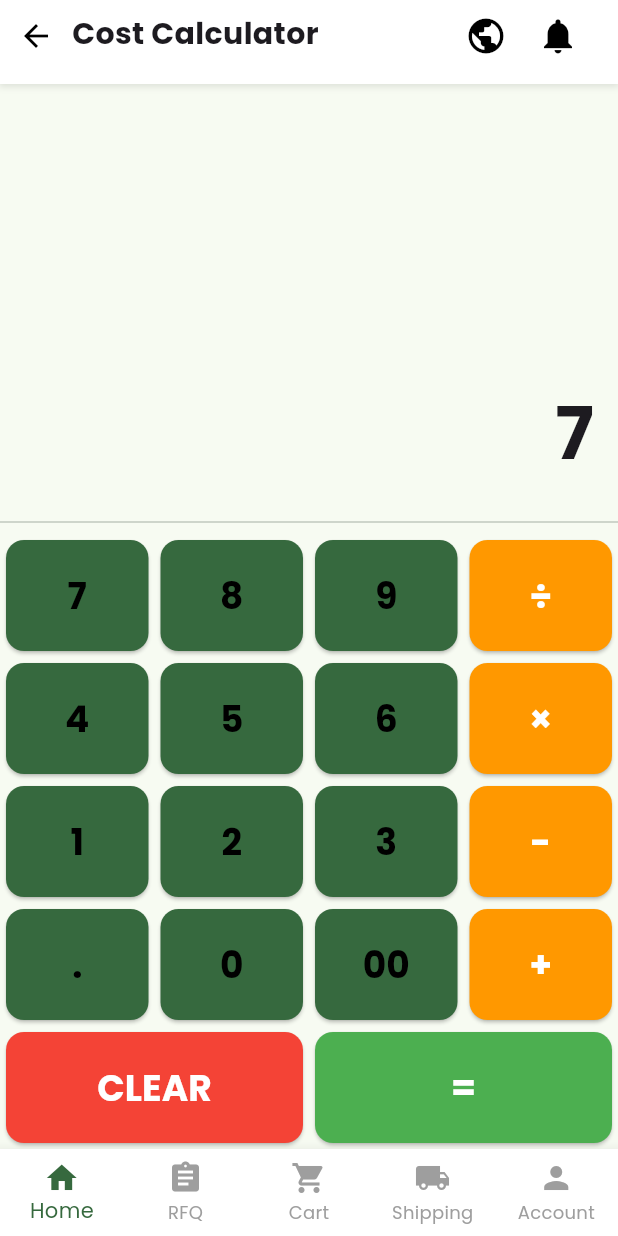
After one commit to Arifmehdi/phenexso_flutter_hubli, a Flutter app: the CostCalculatorScreen screen opened by its route, after a tap on an icon or button, on a phone screen of 412 x 824 dp. The commit adds this screen. Run offline on Flutter 3.47's test engine with Material 3 defaults, Android fonts, the phone set to English and light mode, and no system bars; our stand-ins replace cached_network_image, flutter_html, google_fonts, share_plus, shared_preferences; accounts and stored records are empty; network calls fail.

Commit message:
cost calculator and order tracking done

```diff
--- a/lib/main.dart
+++ b/lib/main.dart
@@ -25,7 +25,9 @@ import 'package:hubli/providers/category_provider.dart';
 import 'package:hubli/screens/all_categories_screen.dart';
 import 'package:hubli/screens/category_products_screen.dart';
 import 'package:hubli/providers/wishlist_provider.dart';
-import 'package:hubli/screens/wishlist_screen.dart'; // Add this import // Add this import
+import 'package:hubli/screens/wishlist_screen.dart'; // Add this import
+import 'package:hubli/screens/cost_calculator_screen.dart'; // Add this import
+import 'package:hubli/screens/order_tracking_screen.dart'; // Add this import // Add this import
 
 void main() {
   runApp(
@@ -125,6 +127,10 @@ class MyApp extends StatelessWidget {
             return MaterialPageRoute(builder: (context) => const AllCategoriesScreen());
           case '/wishlist': // Add WishlistScreen route
             return MaterialPageRoute(builder: (context) => const WishlistScreen());
+          case '/cost-calculator': // Add CostCalculatorScreen route
+            return MaterialPageRoute(builder: (context) => const CostCalculatorScreen());
+          case '/order-tracking': // Add OrderTrackingScreen route
+            return MaterialPageRoute(builder: (context) => const OrderTrackingScreen());
           default:
             return MaterialPageRoute(builder: (context) => Text('Error: Unknown route ${settings.name}'));
         }
--- /dev/null
+++ b/lib/screens/cost_calculator_screen.dart
@@ -0,0 +1,271 @@
+import 'package:flutter/material.dart';
+import 'package:provider/provider.dart';
+import 'package:hubli/widgets/custom_app_bar.dart';
+import 'package:hubli/providers/auth_provider.dart';
+import 'package:hubli/providers/cart_provider.dart';
+
+class CostCalculatorScreen extends StatefulWidget {
+  static const routeName = '/cost-calculator';
+
+  const CostCalculatorScreen({super.key});
+
+  @override
+  State<CostCalculatorScreen> createState() => _CostCalculatorScreenState();
+}
+
+class _CostCalculatorScreenState extends State<CostCalculatorScreen> {
+  // Removed _searchController and _onSearch as search bar is removed
+  String _output = "0";
+  String _num1 = "";
+  String _num2 = "";
+  String _operand = "";
+  bool _clearOnNextInput = false;
+
+  @override
+  void dispose() {
+    // _searchController.dispose(); // Removed as _searchController is removed
+    super.dispose();
+  }
+
+  // Removed _onSearch method as search bar is removed
+
+
+  void _buttonPressed(String buttonText) {
+    if (buttonText == "CLEAR") {
+      _output = "0";
+      _num1 = "";
+      _num2 = "";
+      _operand = "";
+      _clearOnNextInput = false;
+    } else if (buttonText == "+" || buttonText == "-" || buttonText == "×" || buttonText == "÷") {
+      if (_num1.isEmpty) _num1 = _output; // If no num1, use current output
+      _operand = buttonText;
+      _clearOnNextInput = true;
+    } else if (buttonText == ".") {
+      if (_clearOnNextInput) {
+        _output = "0.";
+        _clearOnNextInput = false;
+      } else if (!_output.contains(".")) {
+        _output = _output + buttonText;
+      }
+    } else if (buttonText == "=") {
+      if (_num1.isEmpty || _operand.isEmpty || _clearOnNextInput) return; // Not enough info to calculate
+
+      _num2 = _output;
+      double n1 = double.parse(_num1);
+      double n2 = double.parse(_num2);
+
+      if (_operand == "+") {
+        _output = (n1 + n2).toString();
+      }
+      if (_operand == "-") {
+        _output = (n1 - n2).toString();
+      }
+      if (_operand == "×") {
+        _output = (n1 * n2).toString();
+      }
+      if (_operand == "÷") {
+        _output = (n1 / n2).toString();
+      }
+
+      _num1 = _output; // Result becomes the new num1
+      _num2 = "";
+      _operand = "";
+      _clearOnNextInput = true; // Clear output for next number input
+    } else {
+      if (_clearOnNextInput) {
+        _output = buttonText;
+        _clearOnNextInput = false;
+      } else {
+        _output = (_output == "0") ? buttonText : _output + buttonText;
+      }
+    }
+
+    setState(() {});
+  }
+
+  Widget _buildButton(String buttonText, {Color? buttonColor, Color? textColor}) {
+    return Expanded(
+      child: Container(
+        margin: const EdgeInsets.all(4.0),
+        child: ElevatedButton(
+          style: ElevatedButton.styleFrom(
+            backgroundColor: buttonColor ?? Theme.of(context).buttonTheme.colorScheme?.primary ?? Colors.grey[200],
+            foregroundColor: textColor ?? Colors.black,
+            padding: const EdgeInsets.all(20.0),
+            shape: RoundedRectangleBorder(borderRadius: BorderRadius.circular(12.0)),
+          ),
+          onPressed: () => _buttonPressed(buttonText),
+          child: Text(
+            buttonText,
+            style: const TextStyle(fontSize: 24.0, fontWeight: FontWeight.bold),
+          ),
+        ),
+      ),
+    );
+  }
+
+  @override
+  Widget build(BuildContext context) {
+    int _selectedIndex = 0; // Default to Home for bottom nav consistency
+
+    void _onItemTapped(int index) {
+      if (index == _selectedIndex) {
+        return;
+      }
+      setState(() {
+        _selectedIndex = index;
+      });
+
+      switch (index) {
+        case 0:
+          Navigator.of(context).popUntil((route) => route.isFirst);
+          break;
+        case 1:
+          ScaffoldMessenger.of(context).showSnackBar(
+            const SnackBar(content: Text('RFQ Screen (Not Implemented)')),
+          );
+          break;
+        case 2:
+          Navigator.of(context).pushNamed('/cart');
+          break;
+        case 3:
+          Navigator.of(context).pushNamed('/shipping-address');
+          break;
+        case 4:
+          final authProvider = Provider.of<AuthProvider>(context, listen: false);
+          if (authProvider.isAuthenticated) {
+            Navigator.of(context).pushNamed('/account');
+          } else {
+            Navigator.of(context).pushNamed('/login');
+          }
+          break;
+      }
+    }
+
+    return Scaffold(
+      appBar: CustomAppBar(
+        title: 'Cost Calculator',
+        showBackButton: true,
+        showSearchBar: false, // Hide search bar
+      ),
+      body: Column(
+        children: <Widget>[
+          Expanded(
+            child: Container(
+              padding: const EdgeInsets.all(16.0),
+              alignment: Alignment.bottomRight,
+              child: Text(
+                _output,
+                style: const TextStyle(fontSize: 48.0, fontWeight: FontWeight.bold),
+              ),
+            ),
+          ),
+          const Divider(),
+          Column(
+            children: [
+              Row(
+                children: [
+                  _buildButton("7"),
+                  _buildButton("8"),
+                  _buildButton("9"),
+                  _buildButton("÷", buttonColor: Colors.orange, textColor: Colors.white),
+                ],
+              ),
+              Row(
+                children: [
+                  _buildButton("4"),
+                  _buildButton("5"),
+                  _buildButton("6"),
+                  _buildButton("×", buttonColor: Colors.orange, textColor: Colors.white),
+                ],
+              ),
+              Row(
+                children: [
+                  _buildButton("1"),
+                  _buildButton("2"),
+                  _buildButton("3"),
+                  _buildButton("-", buttonColor: Colors.orange, textColor: Colors.white),
+                ],
+              ),
+              Row(
+                children: [
+                  _buildButton("."),
+                  _buildButton("0"),
+                  _buildButton("00"), // Added 00 for convenience
+                  _buildButton("+", buttonColor: Colors.orange, textColor: Colors.white),
+                ],
+              ),
+              Row(
+                children: [
+                  _buildButton("CLEAR", buttonColor: Colors.red, textColor: Colors.white),
+                  _buildButton("=", buttonColor: Colors.green, textColor: Colors.white),
+                ],
+              ),
+            ],
+          )
+        ],
+      ),
+      bottomNavigationBar: BottomNavigationBar(
+        backgroundColor: Colors.white,
+        items: <BottomNavigationBarItem>[
+          const BottomNavigationBarItem(
+            icon: Icon(Icons.home),
+            label: 'Home',
+          ),
+          const BottomNavigationBarItem(
+            icon: Icon(Icons.assignment), // RFQ
+            label: 'RFQ',
+          ),
+          BottomNavigationBarItem(
+            icon: Consumer<CartProvider>(
+              builder: (context, cart, child) => Stack(
+                children: [
+                  const Icon(Icons.shopping_cart),
+                  if (cart.itemCount > 0)
+                    Positioned(
+                      right: 0,
+                      top: 0,
+                      child: Container(
+                        padding: const EdgeInsets.all(2),
+                        decoration: BoxDecoration(
+                          color: Colors.red,
+                          borderRadius: BorderRadius.circular(10),
+                        ),
+                        constraints: const BoxConstraints(
+                          minWidth: 16,
+                          minHeight: 16,
+                        ),
+                        child: Text(
+                          cart.itemCount.toString(),
+                          style: const TextStyle(
+                            color: Colors.white,
+                            fontSize: 10,
+                          ),
+                          textAlign: TextAlign.center,
+                        ),
+                      ),
+                    ),
+                ],
+              ),
+            ),
+            label: 'Cart',
+          ),
+          const BottomNavigationBarItem(
+            icon: Icon(Icons.local_shipping), // Shipping
+            label: 'Shipping',
+          ),
+          const BottomNavigationBarItem(
+            icon: Icon(Icons.person), // Account
+            label: 'Account',
+          ),
+        ],
+        currentIndex: _selectedIndex, // Will always be 0 here as per logic above
+        selectedItemColor: Theme.of(context).primaryColor,
+        unselectedItemColor: Colors.grey,
+        onTap: _onItemTapped,
+        type: BottomNavigationBarType.fixed, // Ensure all items are visible
+      ),
+    );
+  }
+}
--- a/lib/screens/product_list_screen.dart
+++ b/lib/screens/product_list_screen.dart
@@ -40,8 +40,8 @@ class _ProductListScreenState extends State<ProductListScreen> {
     return [
       {'title': 'All Category', 'icon': Icons.category, 'onTap': () => Navigator.of(context).pushNamed('/all-categories')},
       {'title': 'RFQ', 'icon': Icons.assignment, 'onTap': () => print('RFQ tapped')},
-      {'title': 'Ship For Me', 'icon': Icons.local_shipping, 'onTap': () => print('Ship For Me tapped')},
-      {'title': 'Cost Calculator', 'icon': Icons.calculate, 'onTap': () => print('Cost Calculator tapped')},
+      {'title': 'Order Tracking', 'icon': Icons.track_changes, 'onTap': () => Navigator.of(context).pushNamed('/order-tracking')},
+      {'title': 'Cost Calculator', 'icon': Icons.calculate, 'onTap': () => Navigator.of(context).pushNamed('/cost-calculator')},
       {'title': 'Wishlist', 'icon': Icons.favorite_border, 'onTap': () => Navigator.of(context).pushNamed('/wishlist')},
     ];
   }
--- a/lib/widgets/custom_app_bar.dart
+++ b/lib/widgets/custom_app_bar.dart
@@ -1,23 +1,25 @@
 import 'package:flutter/material.dart';
 
 class CustomAppBar extends StatelessWidget implements PreferredSizeWidget {
-  final TextEditingController searchController;
-  final VoidCallback onSearch;
+  final TextEditingController? searchController;
+  final VoidCallback? onSearch;
   final String? title;
   final bool showBackButton; // New parameter
   final VoidCallback? onBackButtonPressed; // New parameter
+  final bool showSearchBar; // New parameter
 
   const CustomAppBar({
     super.key,
-    required this.searchController,
-    required this.onSearch,
+    this.searchController, // No longer required
+    this.onSearch, // No longer required
     this.title,
     this.showBackButton = false, // Default to false
     this.onBackButtonPressed,
+    this.showSearchBar = true, // Default to true
   });
 
   @override
-  Size get preferredSize => const Size.fromHeight(kToolbarHeight * 2);
+  Size get preferredSize => showSearchBar ? const Size.fromHeight(kToolbarHeight * 2) : const Size.fromHeight(kToolbarHeight);
 
   @override
   Widget build(BuildContext context) {
@@ -91,22 +93,22 @@ class CustomAppBar extends StatelessWidget implements PreferredSizeWidget {
                   ),
                 ],
               ),
-              // Second row: Search bar
+              if (showSearchBar) // Conditionally render search bar
                 Padding(
-                padding: const EdgeInsets.symmetric(horizontal: 16.0, vertical: 5.0), // Changed from 10.0 to 16.0
+                  padding: const EdgeInsets.symmetric(horizontal: 16.0, vertical: 5.0),
                   child: Container(
                     decoration: BoxDecoration(
                       color: Colors.white,
                       borderRadius: BorderRadius.circular(8.0),
-                    border: Border.all(color: const Color(0xFF008739)), // Border color added
+                      border: Border.all(color: const Color(0xFF008739)),
                     ),
                     child: TextField(
                       controller: searchController,
                       decoration: InputDecoration(
                         hintText: 'Search products...',
                         hintStyle: const TextStyle(height: 1.0),
-                      isDense: true, // Reduce overall height
-                      contentPadding: const EdgeInsets.fromLTRB(10.0, 8.0, 10.0, 8.0), // Adjust padding
+                        isDense: true,
+                        contentPadding: const EdgeInsets.fromLTRB(10.0, 8.0, 10.0, 8.0),
                         border: InputBorder.none,
                         suffixIcon: Container(
                           decoration: const BoxDecoration(
@@ -119,26 +121,26 @@ class CustomAppBar extends StatelessWidget implements PreferredSizeWidget {
                           child: IconButton(
                             icon: const Icon(Icons.search, color: Colors.white),
                             onPressed: onSearch,
-                          iconSize: 20.0, // Reduce icon size to match dense padding
-                          padding: EdgeInsets.zero, // Remove default IconButton padding
-                          constraints: const BoxConstraints(), // Remove default IconButton constraints
+                            iconSize: 20.0,
+                            padding: EdgeInsets.zero,
+                            constraints: const BoxConstraints(),
                           ),
                         ),
-                      prefixIcon: searchController.text.isNotEmpty
+                        prefixIcon: searchController?.text.isNotEmpty == true // Null check
                             ? IconButton(
                                 icon: const Icon(Icons.clear, color: Color(0xFF008739)),
                                 onPressed: () {
-                                searchController.clear();
-                                onSearch();
+                                  searchController?.clear(); // Null check
+                                  onSearch?.call(); // Null check
                                 },
-                              iconSize: 20.0, // Reduce icon size
+                                iconSize: 20.0,
                                 padding: EdgeInsets.zero,
                                 constraints: const BoxConstraints(),
                               )
                             : null,
                       ),
                       onChanged: (value) {
-                      onSearch();
+                        onSearch?.call(); // Null check
                       },
                     ),
                   ),
```
Also changed, not shown: lib/screens/order_tracking_screen.dart (added, +225 -0 lines). Lines whose indentation alone changed are shown as unchanged.
